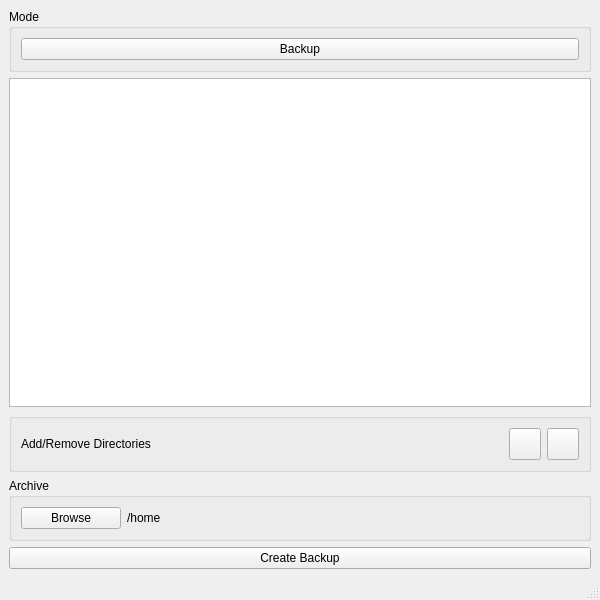
LuckyEddie47/kstars_extensions, file kstars_backup/mainwindow.ui: the form before one commit.
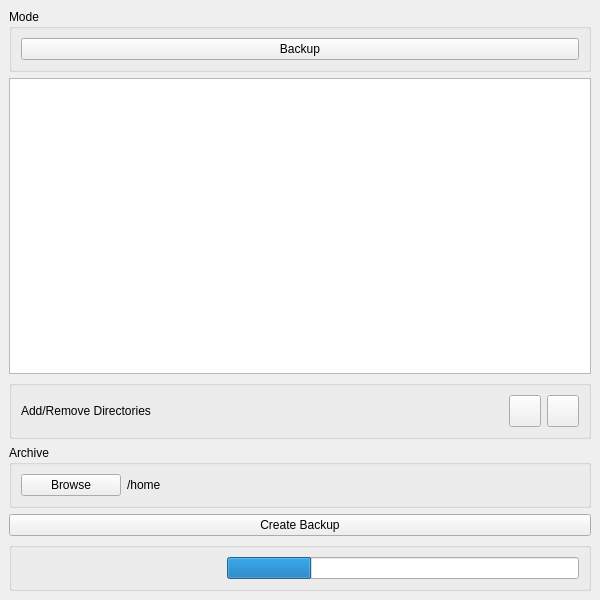
The form after the commit.

Diff of the .ui file:
```diff
--- a/kstars_backup/mainwindow.ui
+++ b/kstars_backup/mainwindow.ui
@@ -165,9 +165,40 @@
       </property>
      </widget>
     </item>
+    <item>
+     <widget class="QGroupBox" name="statusGroupBox">
+      <property name="title">
+       <string/>
+      </property>
+      <layout class="QHBoxLayout" name="horizontalLayout_4">
+       <item>
+        <widget class="QLabel" name="statusL">
+         <property name="minimumSize">
+          <size>
+           <width>200</width>
+           <height>0</height>
+          </size>
+         </property>
+         <property name="text">
+          <string/>
+         </property>
+        </widget>
+       </item>
+       <item>
+        <widget class="QProgressBar" name="progressBar">
+         <property name="value">
+          <number>24</number>
+         </property>
+         <property name="textVisible">
+          <bool>false</bool>
+         </property>
+        </widget>
+       </item>
+      </layout>
+     </widget>
+    </item>
    </layout>
   </widget>
-  <widget class="QStatusBar" name="statusbar"/>
  </widget>
  <resources/>
  <connections/>
```
